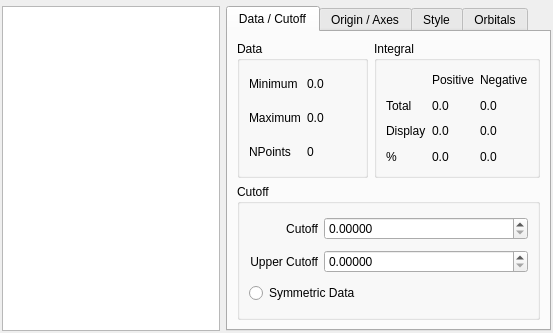
First picture: the form in src/gui/grids.ui, repository trisyoungs/aten, before the edit.
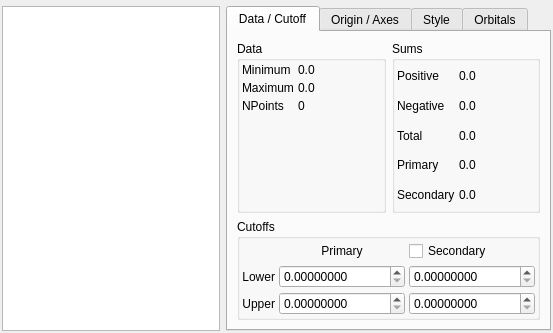
Second picture: the form after the edit. Icons and pictures are not drawn. Custom widgets are drawn as their Qt base class.

```diff
--- a/src/gui/grids.ui
+++ b/src/gui/grids.ui
@@ -89,6 +89,12 @@
               <string>Data</string>
              </property>
              <layout class="QHBoxLayout" name="horizontalLayout_2" >
+              <property name="spacing" >
+               <number>4</number>
+              </property>
+              <property name="margin" >
+               <number>2</number>
+              </property>
               <item>
                <layout class="QGridLayout" name="gridLayout" >
                 <item row="0" column="0" >
@@ -145,6 +151,19 @@
                   </property>
                  </widget>
                 </item>
+                <item row="3" column="0" >
+                 <spacer name="verticalSpacer" >
+                  <property name="orientation" >
+                   <enum>Qt::Vertical</enum>
+                  </property>
+                  <property name="sizeHint" stdset="0" >
+                   <size>
+                    <width>20</width>
+                    <height>40</height>
+                   </size>
+                  </property>
+                 </spacer>
+                </item>
                </layout>
               </item>
              </layout>
@@ -153,83 +172,94 @@
            <item>
             <widget class="QGroupBox" name="groupBox_4" >
              <property name="title" >
-              <string>Integral</string>
+              <string>Sums</string>
              </property>
              <layout class="QHBoxLayout" name="horizontalLayout_3" >
+              <property name="spacing" >
+               <number>4</number>
+              </property>
+              <property name="margin" >
+               <number>2</number>
+              </property>
               <item>
                <layout class="QGridLayout" name="gridLayout_3" >
-                <item row="1" column="0" >
-                 <widget class="QLabel" name="label_342343" >
-                  <property name="text" >
-                   <string>Total</string>
-                  </property>
-                 </widget>
-                </item>
-                <item row="1" column="1" >
-                 <widget class="QLabel" name="GridTotalPositiveIntegralLabel" >
-                  <property name="text" >
-                   <string>0.0</string>
-                  </property>
-                 </widget>
-                </item>
-                <item row="2" column="0" >
+                <item row="5" column="0" >
                  <widget class="QLabel" name="label_9" >
                   <property name="text" >
-                   <string>Display</string>
+                   <string>Primary</string>
                   </property>
                  </widget>
                 </item>
-                <item row="2" column="1" >
-                 <widget class="QLabel" name="GridPartialPositiveIntegralLabel" >
+                <item row="5" column="1" >
+                 <widget class="QLabel" name="GridPrimarySumLabel" >
+                  <property name="toolTip" >
+                   <string>Percentage of total grid density drawn in primary surface</string>
+                  </property>
                   <property name="text" >
                    <string>0.0</string>
                   </property>
                  </widget>
                 </item>
-                <item row="3" column="0" >
+                <item row="6" column="0" >
                  <widget class="QLabel" name="label_10" >
                   <property name="text" >
-                   <string>%</string>
+                   <string>Secondary</string>
                   </property>
                  </widget>
                 </item>
-                <item row="3" column="1" >
-                 <widget class="QLabel" name="GridPercentagePositiveIntegralLabel" >
+                <item row="4" column="0" >
+                 <widget class="QLabel" name="label_342343" >
                   <property name="text" >
-                   <string>0.0</string>
+                   <string>Total</string>
                   </property>
                  </widget>
                 </item>
-                <item row="0" column="1" >
+                <item row="2" column="0" >
                  <widget class="QLabel" name="label_3" >
                   <property name="text" >
                    <string>Positive</string>
                   </property>
                  </widget>
                 </item>
-                <item row="0" column="2" >
+                <item row="3" column="0" >
                  <widget class="QLabel" name="label_4" >
                   <property name="text" >
                    <string>Negative</string>
                   </property>
                  </widget>
                 </item>
-                <item row="1" column="2" >
-                 <widget class="QLabel" name="GridTotalNegativeIntegralLabel" >
+                <item row="2" column="1" >
+                 <widget class="QLabel" name="GridTotalPositiveSumLabel" >
+                  <property name="sizePolicy" >
+                   <sizepolicy vsizetype="Preferred" hsizetype="Expanding" >
+                    <horstretch>0</horstretch>
+                    <verstretch>0</verstretch>
+                   </sizepolicy>
+                  </property>
                   <property name="text" >
                    <string>0.0</string>
                   </property>
                  </widget>
                 </item>
-                <item row="2" column="2" >
-                 <widget class="QLabel" name="GridPartialNegativeIntegralLabel" >
+                <item row="3" column="1" >
+                 <widget class="QLabel" name="GridTotalNegativeSumLabel" >
                   <property name="text" >
                    <string>0.0</string>
                   </property>
                  </widget>
                 </item>
-                <item row="3" column="2" >
-                 <widget class="QLabel" name="GridPercentageNegativeIntegralLabel" >
+                <item row="6" column="1" >
+                 <widget class="QLabel" name="GridSecondarySumLabel" >
+                  <property name="toolTip" >
+                   <string>Percentage of total grid density drawn in secondary surface</string>
+                  </property>
+                  <property name="text" >
+                   <string>0.0</string>
+                  </property>
+                 </widget>
+                </item>
+                <item row="4" column="1" >
+                 <widget class="QLabel" name="GridTotalAbsoluteLabel" >
                   <property name="text" >
                    <string>0.0</string>
                   </property>
@@ -245,39 +275,38 @@
          <item>
           <widget class="QGroupBox" name="groupBox_3" >
            <property name="title" >
-            <string>Cutoff</string>
+            <string>Cutoffs</string>
            </property>
            <layout class="QHBoxLayout" name="horizontalLayout" >
+            <property name="spacing" >
+             <number>4</number>
+            </property>
+            <property name="margin" >
+             <number>2</number>
+            </property>
             <item>
              <layout class="QGridLayout" name="gridLayout_2" >
-              <item row="0" column="1" >
-               <widget class="QLabel" name="label_37" >
-                <property name="text" >
-                 <string>Cutoff</string>
-                </property>
-                <property name="alignment" >
-                 <set>Qt::AlignRight|Qt::AlignTrailing|Qt::AlignVCenter</set>
-                </property>
-               </widget>
-              </item>
-              <item row="2" column="1" colspan="2" >
-               <widget class="QRadioButton" name="GridSymmetricCheck" >
-                <property name="text" >
-                 <string>Symmetric Data</string>
-                </property>
-               </widget>
-              </item>
               <item row="1" column="1" >
+               <widget class="QLabel" name="label_37" >
+                <property name="text" >
+                 <string>Lower</string>
+                </property>
+                <property name="alignment" >
+                 <set>Qt::AlignRight|Qt::AlignTrailing|Qt::AlignVCenter</set>
+                </property>
+               </widget>
+              </item>
+              <item row="2" column="1" >
                <widget class="QLabel" name="label_40" >
                 <property name="text" >
-                 <string>Upper Cutoff</string>
+                 <string>Upper</string>
                 </property>
                 <property name="alignment" >
                  <set>Qt::AlignRight|Qt::AlignTrailing|Qt::AlignVCenter</set>
                 </property>
                </widget>
               </item>
-              <item row="1" column="2" >
+              <item row="2" column="2" >
                <widget class="QDoubleSpinBox" name="GridUpperCutoffSpin" >
                 <property name="sizePolicy" >
                  <sizepolicy vsizetype="Fixed" hsizetype="Expanding" >
@@ -286,15 +315,41 @@
                  </sizepolicy>
                 </property>
                 <property name="decimals" >
-                 <number>5</number>
+                 <number>8</number>
                 </property>
                 <property name="singleStep" >
                  <double>0.001000000000000</double>
                 </property>
                </widget>
               </item>
+              <item row="1" column="2" >
+               <widget class="QDoubleSpinBox" name="GridLowerCutoffSpin" >
+                <property name="sizePolicy" >
+                 <sizepolicy vsizetype="Fixed" hsizetype="Expanding" >
+                  <horstretch>0</horstretch>
+                  <verstretch>0</verstretch>
+                 </sizepolicy>
+                </property>
+                <property name="decimals" >
+                 <number>8</number>
+                </property>
+                <property name="singleStep" >
+                 <double>0.000000000000000</double>
+                </property>
+               </widget>
+              </item>
               <item row="0" column="2" >
-               <widget class="QDoubleSpinBox" name="GridCutoffSpin" >
+               <widget class="QLabel" name="label_5" >
+                <property name="text" >
+                 <string>Primary</string>
+                </property>
+                <property name="alignment" >
+                 <set>Qt::AlignCenter</set>
+                </property>
+               </widget>
+              </item>
+              <item row="1" column="3" >
+               <widget class="QDoubleSpinBox" name="GridLowerCutoff2Spin" >
                 <property name="sizePolicy" >
                  <sizepolicy vsizetype="Fixed" hsizetype="Expanding" >
                   <horstretch>0</horstretch>
@@ -302,13 +357,36 @@
                  </sizepolicy>
                 </property>
                 <property name="decimals" >
-                 <number>5</number>
+                 <number>8</number>
+                </property>
+                <property name="singleStep" >
+                 <double>0.000000000000000</double>
+                </property>
+               </widget>
+              </item>
+              <item row="2" column="3" >
+               <widget class="QDoubleSpinBox" name="GridUpperCutoff2Spin" >
+                <property name="sizePolicy" >
+                 <sizepolicy vsizetype="Fixed" hsizetype="Expanding" >
+                  <horstretch>0</horstretch>
+                  <verstretch>0</verstretch>
+                 </sizepolicy>
+                </property>
+                <property name="decimals" >
+                 <number>8</number>
                 </property>
                 <property name="singleStep" >
                  <double>0.001000000000000</double>
                 </property>
                </widget>
               </item>
+              <item row="0" column="3" >
+               <widget class="QCheckBox" name="GridSecondaryCutoffCheck" >
+                <property name="text" >
+                 <string>Secondary</string>
+                </property>
+               </widget>
+              </item>
              </layout>
             </item>
            </layout>
```
Left out of the diff: 20 changed lines with no effect on the pictures.
